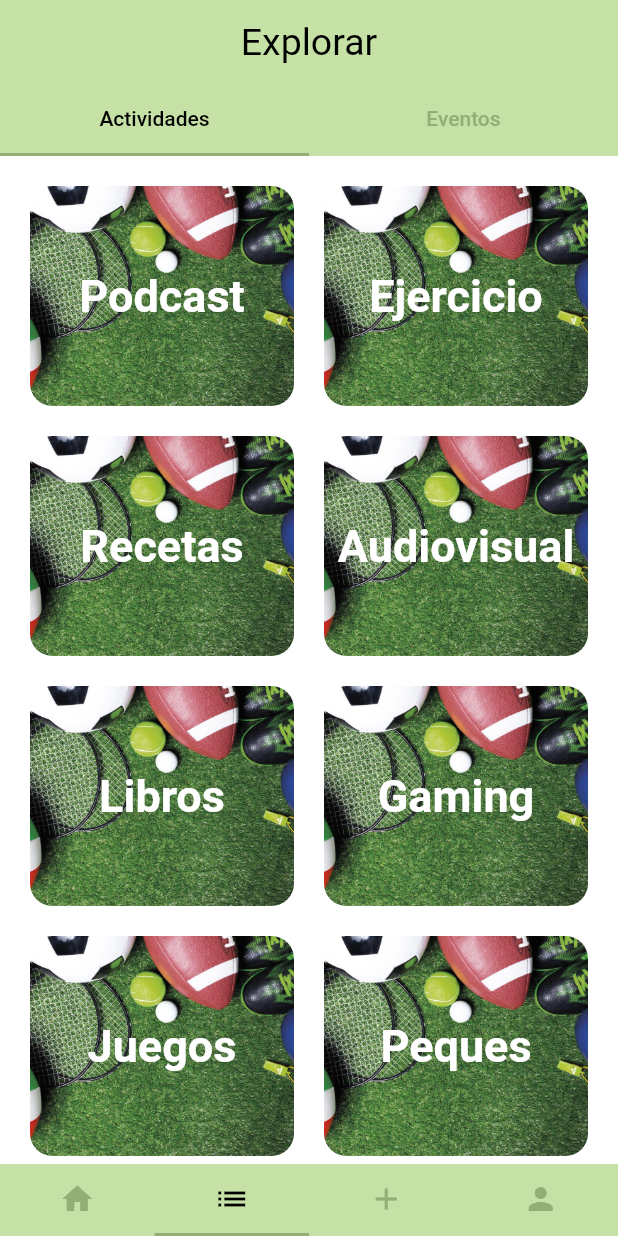
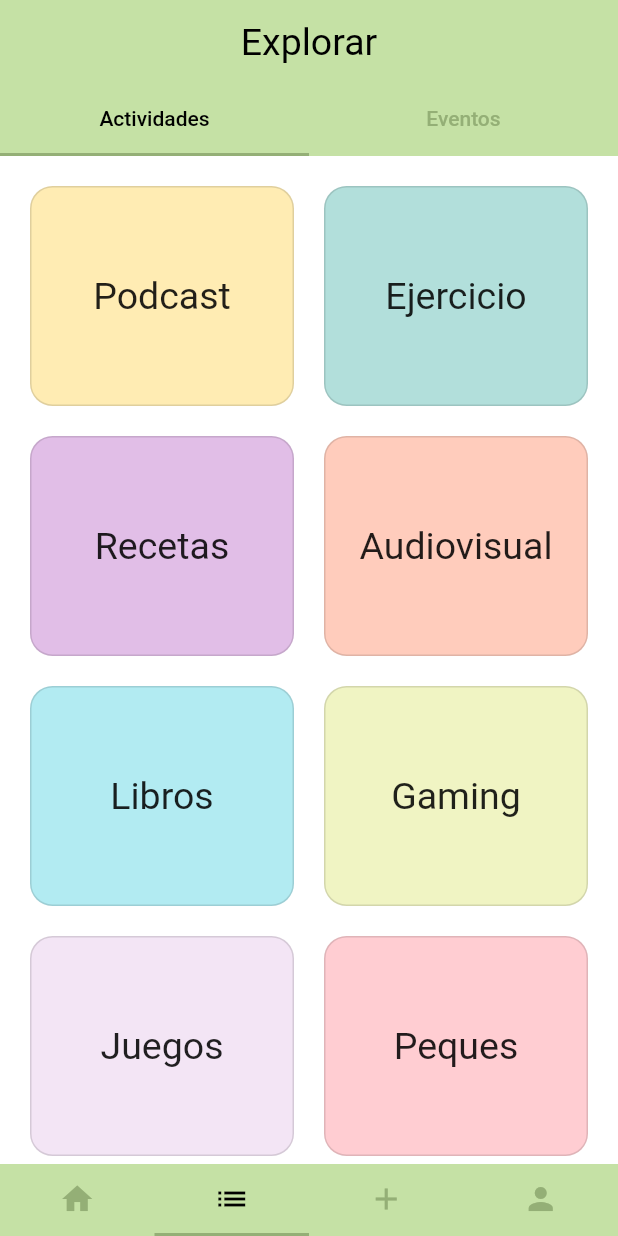
Before and after one commit to URVSquad/clapp, a Flutter app: the screen it shows after launch, item 2 of the bottom bar chosen, on a phone screen of 412 x 824 dp. Run offline on Flutter 3.47's test engine with Material 2 defaults, Android fonts, the phone set to English and light mode, and no system bars; our stand-ins replace flushbar, rounded_loading_button, shared_preferences; missing offline and left inert: amazon_cognito_identity_dart_2; Roboto replaces fonts that are missing (Cupertino).

Commit message:
first final version list activities

```diff
--- a/lib/screens/listScreen.dart
+++ b/lib/screens/listScreen.dart
@@ -52,7 +52,7 @@ class _ListScreenState extends State<ListScreen>
         ));
   }
 
-  GestureDetector category(String title, String asset) {
+  GestureDetector category(String title, String color, String claim) {
     return GestureDetector(
         onTap: () {
           APIService api = new APIService();
@@ -60,7 +60,7 @@ class _ListScreenState extends State<ListScreen>
           futureList.then((list) async {
             Navigator.push(
               context,
-              MaterialPageRoute(builder: (context) => ListActivitiesScreen(list)),
+              MaterialPageRoute(builder: (context) => ListActivitiesScreen(list, title, claim, color)),
             );
           });
 
@@ -70,22 +70,18 @@ class _ListScreenState extends State<ListScreen>
             child: Text(
               title,
               style: TextStyle(
-                  fontWeight: FontWeight.bold,
-                  color: Colors.white,
-                  fontSize: 30),
+                  fontSize: 25),
             ),
           ),
           decoration: BoxDecoration(
+            border: Border.all(color: Colors.black12),
             shape: BoxShape.rectangle,
             borderRadius: new BorderRadius.only(
                 topLeft: const Radius.circular(radius),
                 topRight: const Radius.circular(radius),
                 bottomLeft: const Radius.circular(radius),
                 bottomRight: const Radius.circular(radius)),
-            image: DecorationImage(
-              image: AssetImage(asset),
-              fit: BoxFit.cover,
-            ),
+            color: Color(int.parse(color)),
           ),
         ));
   }
@@ -118,14 +114,14 @@ class _ListScreenState extends State<ListScreen>
       crossAxisCount: 2,
       childAspectRatio: 1.2,
       children: <Widget>[
-        category("Podcast", "assets/img/deportes.jpg"),
-        category("Ejercicio", "assets/img/deportes.jpg"),
-        category("Recetas", "assets/img/deportes.jpg"),
-        category("Audiovisual", "assets/img/deportes.jpg"),
-        category("Libros", "assets/img/deportes.jpg"),
-        category("Gaming", "assets/img/deportes.jpg"),
-        category("Juegos", "assets/img/deportes.jpg"),
-        category("Peques", "assets/img/deportes.jpg"),
+        category("Podcast", "0xffffecb3","Bla Bla Bla 💬"),
+        category("Ejercicio", "0xffb2dfdb","Mente sana en body sudado 💦"),
+        category("Recetas", "0xffe1bee7","El equilibro está en recetas saludables y un cocktail para celebrar lo que te cuidas. 🍹"),
+        category("Audiovisual", "0xffffccbc","Junto a la ducha, el mejor momento del día. Disfrutalo, te lo mereces. 🎬"),
+        category("Libros", "0xffb2ebf2"," Libro’s club 📚💭"),
+        category("Gaming", "0xfff0f4c3","🎮 Ready player one 🎮"),
+        category("Juegos", "0xfff3e5f5","💡 ¡es la hora de jugar! cuidado con los tramposos 👾"),
+        category("Peques", "0xffffcdd2","Entretener a los peques es un súper poder 🐣"),
       ],
     );
   }
```
Also changed, not shown: lib/screens/listActivitiesScreen.dart (+73 -27 lines).
